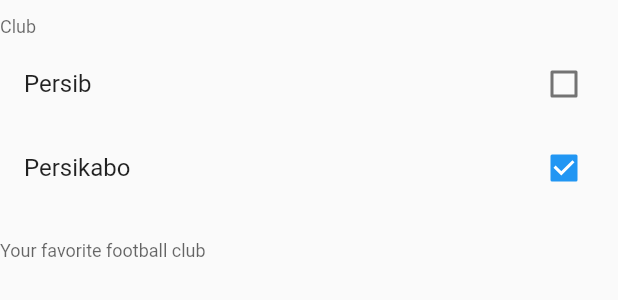
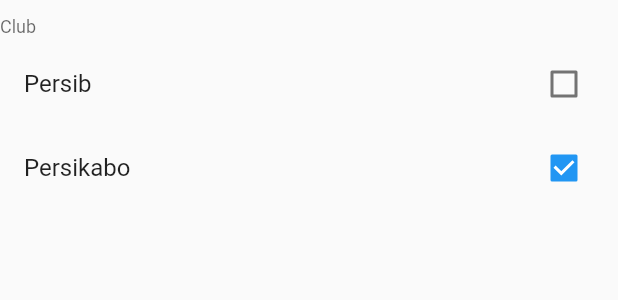
Before and after one commit to riyanhadi/flutter_form, a Flutter app: the QCheckField widget shown alone on an empty page, opened directly, on a phone screen of 412 x 824 dp. Shown: the top 300 px of the screen. Run offline on Flutter 3.47's test engine with Material 2 defaults, Android fonts, the light colour scheme and no system bars; our stand-ins replace dio, file_picker, google_fonts, image_picker; network calls fail.

Commit message:
first commit

```diff
--- a/lib/module/latihan/view/latihan_view.dart
+++ b/lib/module/latihan/view/latihan_view.dart
@@ -227,7 +227,6 @@
               ),
               QCheckField(
                 label: "Club",
-                hint: "Your favorite football club",
                 // validator: Validator.atLeastOneitem,
                 items: const [
                   {
--- a/lib/shared/widget/checkfield/checkfiled.dart
+++ b/lib/shared/widget/checkfield/checkfiled.dart
@@ -56,7 +56,7 @@
             labelText: widget.label,
             errorText: field.errorText,
             border: InputBorder.none,
-            helperText: widget.hint,
+            // helperText: widget.hint,
           ),
           child: ListView.builder(
             shrinkWrap: true,
```
Also changed, not shown: pubspec.lock, 2 other files.
